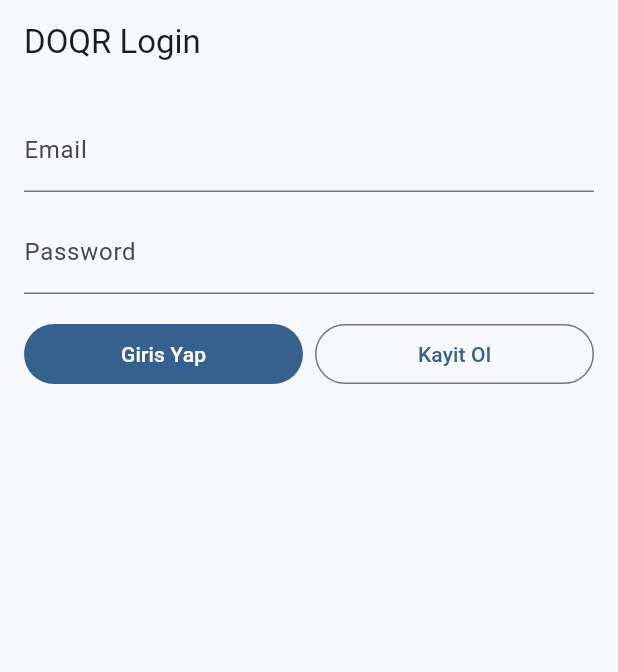
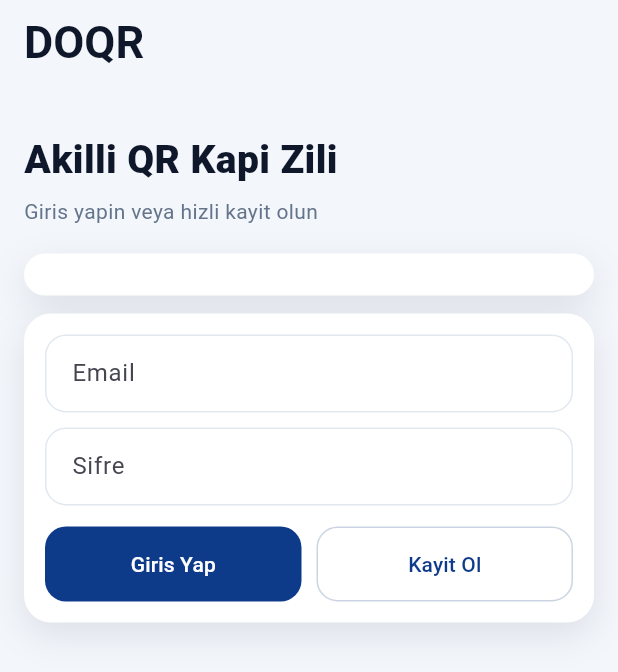
Before and after one commit to Ciarponec/DOQR, a Flutter app: the screen it shows after launch, on a phone screen of 412 x 824 dp. Shown: the top 672 px of the screen. Run offline on Flutter 3.47's test engine with Material 3 defaults, Android fonts, the phone set to English and light mode, and no system bars; our stand-ins replace flutter_riverpod, qr_flutter, supabase_flutter; accounts and stored records are empty; statements that could not run were skipped.

Commit message:
feat: production-style DOQR UI overhaul with cohesive theme and modern screens

```diff
--- a/flutter_app/lib/main.dart
+++ b/flutter_app/lib/main.dart
@@ -12,6 +12,7 @@ import 'screens/qr_token_manage_screen.dart';
 import 'screens/share_accept_screen.dart';
 import 'screens/share_create_screen.dart';
 import 'screens/visitor_chat_screen.dart';
+import 'ui/app_theme.dart';
 
 Future<void> main() async {
   WidgetsFlutterBinding.ensureInitialized();
@@ -28,7 +29,7 @@ class DoqrApp extends StatelessWidget {
     return MaterialApp(
       title: 'DOQR',
       debugShowCheckedModeBanner: false,
-      theme: ThemeData(colorSchemeSeed: Colors.blue, useMaterial3: true),
+      theme: buildDoqrTheme(),
       routes: {
         '/': (_) => const AuthGate(),
         '/home': (_) => const HomeScreen(),
--- a/flutter_app/lib/screens/auth_screen.dart
+++ b/flutter_app/lib/screens/auth_screen.dart
@@ -1,5 +1,7 @@
 import 'package:flutter/material.dart';
 import 'package:supabase_flutter/supabase_flutter.dart';
+
+import '../widgets/app_shell.dart';
 
 class AuthScreen extends StatefulWidget {
   const AuthScreen({super.key});
@@ -29,17 +31,13 @@ class _AuthScreenState extends State<AuthScreen> {
     });
     try {
       await Supabase.instance.client.auth.signInWithPassword(email: e, password: p);
-      if (mounted) {
-        Navigator.of(context).pushReplacementNamed('/home');
-      }
+      if (mounted) Navigator.of(context).pushReplacementNamed('/home');
     } on AuthException catch (e) {
       setState(() => error = e.message);
     } catch (e) {
       setState(() => error = e.toString());
     }
-    if (mounted) {
-      setState(() => loading = false);
-    }
+    if (mounted) setState(() => loading = false);
   }
 
   Future<void> signUp() async {
@@ -62,59 +60,61 @@ class _AuthScreenState extends State<AuthScreen> {
       final res = await Supabase.instance.client.auth.signUp(email: e, password: p);
       final hasSession = res.session != null || Supabase.instance.client.auth.currentSession != null;
       if (hasSession) {
-        if (mounted) {
-          Navigator.of(context).pushReplacementNamed('/home');
-        }
+        if (mounted) Navigator.of(context).pushReplacementNamed('/home');
       } else {
-        setState(() => info = 'Kayit alindi. Lutfen email kutundan dogrulama yapip giris yap.');
+        setState(() => info = 'Kayit tamamlandi. Email dogrulamasi yapip giris yapin.');
       }
     } on AuthException catch (e) {
       setState(() => error = e.message);
     } catch (e) {
       setState(() => error = e.toString());
     }
-    if (mounted) {
-      setState(() => loading = false);
-    }
+    if (mounted) setState(() => loading = false);
   }
 
   @override
   Widget build(BuildContext context) {
-    return Scaffold(
-      appBar: AppBar(title: const Text('DOQR Login')),
-      body: Padding(
-        padding: const EdgeInsets.all(16),
-        child: Column(
-          children: [
-            TextField(controller: email, decoration: const InputDecoration(labelText: 'Email')),
-            const SizedBox(height: 12),
-            TextField(controller: password, obscureText: true, decoration: const InputDecoration(labelText: 'Password')),
-            const SizedBox(height: 16),
-            Row(
+    return AppShell(
+      title: 'DOQR',
+      child: ListView(
+        children: [
+          const SizedBox(height: 24),
+          const Text('Akilli QR Kapi Zili', style: TextStyle(fontSize: 26, fontWeight: FontWeight.w800)),
+          const SizedBox(height: 6),
+          const Text('Giris yapin veya hizli kayit olun', style: TextStyle(color: Color(0xFF64748B))),
+          const SizedBox(height: 18),
+          const ElevCard(
+            child: SizedBox.shrink(),
+          ),
+          const SizedBox(height: 12),
+          ElevCard(
+            child: Column(
               children: [
-                Expanded(
-                  child: FilledButton(
-                    onPressed: loading ? null : signIn,
-                    child: Text(loading ? 'Bekleyin...' : 'Giris Yap'),
+                TextField(controller: email, keyboardType: TextInputType.emailAddress, decoration: const InputDecoration(labelText: 'Email')),
+                const SizedBox(height: 10),
+                TextField(controller: password, obscureText: true, decoration: const InputDecoration(labelText: 'Sifre')),
+                const SizedBox(height: 14),
+                Row(
+                  children: [
+                    Expanded(child: FilledButton(onPressed: loading ? null : signIn, child: Text(loading ? 'Bekleyin...' : 'Giris Yap'))),
+                    const SizedBox(width: 10),
+                    Expanded(child: OutlinedButton(onPressed: loading ? null : signUp, child: const Text('Kayit Ol'))),
+                  ],
+                ),
+                if (info != null)
+                  Padding(
+                    padding: const EdgeInsets.only(top: 10),
+                    child: Text(info!, style: const TextStyle(color: Colors.green, fontWeight: FontWeight.w600)),
                   ),
-                ),
-                const SizedBox(width: 8),
-                Expanded(
-                  child: OutlinedButton(
-                    onPressed: loading ? null : signUp,
-                    child: const Text('Kayit Ol'),
+                if (error != null)
+                  Padding(
+                    padding: const EdgeInsets.only(top: 10),
+                    child: Text(error!, style: const TextStyle(color: Colors.red, fontWeight: FontWeight.w600)),
                   ),
-                ),
               ],
             ),
-            if (info != null)
-              Padding(
-                padding: const EdgeInsets.only(top: 12),
-                child: Text(info!, style: const TextStyle(color: Colors.green)),
-              ),
-            if (error != null) Padding(padding: const EdgeInsets.only(top: 12), child: Text(error!, style: const TextStyle(color: Colors.red))),
-          ],
-        ),
+          ),
+        ],
       ),
     );
   }
--- /dev/null
+++ b/flutter_app/lib/ui/app_theme.dart
@@ -0,0 +1,71 @@
+import 'package:flutter/material.dart';
+
+class AppColors {
+  static const Color prime = Color(0xFF0E3A8A);
+  static const Color primeLight = Color(0xFF1D4ED8);
+  static const Color accent = Color(0xFF14B8A6);
+  static const Color bg = Color(0xFFF3F6FB);
+  static const Color card = Colors.white;
+  static const Color text = Color(0xFF0F172A);
+  static const Color muted = Color(0xFF64748B);
+}
+
+ThemeData buildDoqrTheme() {
+  final scheme = ColorScheme.fromSeed(
+    seedColor: AppColors.prime,
+    primary: AppColors.prime,
+    secondary: AppColors.accent,
+    brightness: Brightness.light,
+  );
+
+  return ThemeData(
+    useMaterial3: true,
+    colorScheme: scheme,
+    scaffoldBackgroundColor: AppColors.bg,
+    textTheme: const TextTheme(
+      headlineMedium: TextStyle(fontWeight: FontWeight.w700, color: AppColors.text),
+      titleLarge: TextStyle(fontWeight: FontWeight.w700, color: AppColors.text),
+      titleMedium: TextStyle(fontWeight: FontWeight.w600, color: AppColors.text),
+      bodyMedium: TextStyle(color: AppColors.text),
+    ),
+    appBarTheme: const AppBarTheme(
+      backgroundColor: AppColors.bg,
+      elevation: 0,
+      centerTitle: false,
+      surfaceTintColor: Colors.transparent,
+      titleTextStyle: TextStyle(color: AppColors.text, fontSize: 30, fontWeight: FontWeight.w700),
+      iconTheme: IconThemeData(color: AppColors.text),
+    ),
+    cardTheme: CardThemeData(
+      color: AppColors.card,
+      elevation: 0,
+      margin: EdgeInsets.zero,
+      shape: RoundedRectangleBorder(borderRadius: BorderRadius.circular(18)),
+      surfaceTintColor: Colors.transparent,
+    ),
+    inputDecorationTheme: InputDecorationTheme(
+      filled: true,
+      fillColor: Colors.white,
+      border: OutlineInputBorder(borderRadius: BorderRadius.circular(14), borderSide: const BorderSide(color: Color(0xFFE2E8F0))),
+      enabledBorder: OutlineInputBorder(borderRadius: BorderRadius.circular(14), borderSide: const BorderSide(color: Color(0xFFE2E8F0))),
+      focusedBorder: OutlineInputBorder(borderRadius: BorderRadius.circular(14), borderSide: const BorderSide(color: AppColors.prime, width: 1.3)),
+      contentPadding: const EdgeInsets.symmetric(horizontal: 14, vertical: 14),
+    ),
+    filledButtonTheme: FilledButtonThemeData(
+      style: FilledButton.styleFrom(
+        backgroundColor: AppColors.prime,
+        foregroundColor: Colors.white,
+        minimumSize: const Size.fromHeight(50),
+        shape: RoundedRectangleBorder(borderRadius: BorderRadius.circular(14)),
+      ),
+    ),
+    outlinedButtonTheme: OutlinedButtonThemeData(
+      style: OutlinedButton.styleFrom(
+        minimumSize: const Size.fromHeight(50),
+        side: const BorderSide(color: Color(0xFFCBD5E1)),
+        shape: RoundedRectangleBorder(borderRadius: BorderRadius.circular(14)),
+      ),
+    ),
+    snackBarTheme: const SnackBarThemeData(behavior: SnackBarBehavior.floating),
+  );
+}
--- /dev/null
+++ b/flutter_app/lib/widgets/app_shell.dart
@@ -0,0 +1,58 @@
+import 'package:flutter/material.dart';
+
+class AppShell extends StatelessWidget {
+  final String title;
+  final List<Widget>? actions;
+  final Widget child;
+  final bool safeBottom;
+
+  const AppShell({super.key, required this.title, required this.child, this.actions, this.safeBottom = true});
+
+  @override
+  Widget build(BuildContext context) {
+    return Scaffold(
+      appBar: AppBar(title: Text(title), actions: actions),
+      body: SafeArea(
+        bottom: safeBottom,
+        child: Padding(
+          padding: const EdgeInsets.symmetric(horizontal: 16, vertical: 8),
+          child: child,
+        ),
+      ),
+    );
+  }
+}
+
+class ElevCard extends StatelessWidget {
+  final Widget child;
+  final EdgeInsetsGeometry padding;
+  const ElevCard({super.key, required this.child, this.padding = const EdgeInsets.all(14)});
+
+  @override
+  Widget build(BuildContext context) {
+    return Container(
+      decoration: BoxDecoration(
+        color: Colors.white,
+        borderRadius: BorderRadius.circular(18),
+        boxShadow: const [
+          BoxShadow(color: Color(0x1A0F172A), blurRadius: 20, offset: Offset(0, 8)),
+        ],
+      ),
+      padding: padding,
+      child: child,
+    );
+  }
+}
+
+class SectionLabel extends StatelessWidget {
+  final String text;
+  const SectionLabel(this.text, {super.key});
+
+  @override
+  Widget build(BuildContext context) {
+    return Padding(
+      padding: const EdgeInsets.only(bottom: 8),
+      child: Text(text, style: Theme.of(context).textTheme.titleMedium),
+    );
+  }
+}
```
Also changed, not shown: flutter_app/lib/screens/chat_screen.dart (+26 -13 lines), flutter_app/lib/screens/door_qr_screen.dart (+13 -9 lines), flutter_app/lib/screens/doors_manage_screen.dart (+34 -36 lines), flutter_app/lib/screens/home_screen.dart (+66 -19 lines), flutter_app/lib/screens/qr_ring_screen.dart (+6 -5 lines), flutter_app/lib/screens/qr_token_manage_screen.dart (+30 -20 lines), flutter_app/lib/screens/share_accept_screen.dart (+8 -7 lines), flutter_app/lib/screens/share_create_screen.dart (+22 -18 lines), flutter_app/lib/screens/visitor_chat_screen.dart (+33 -24 lines), 1 other file.
